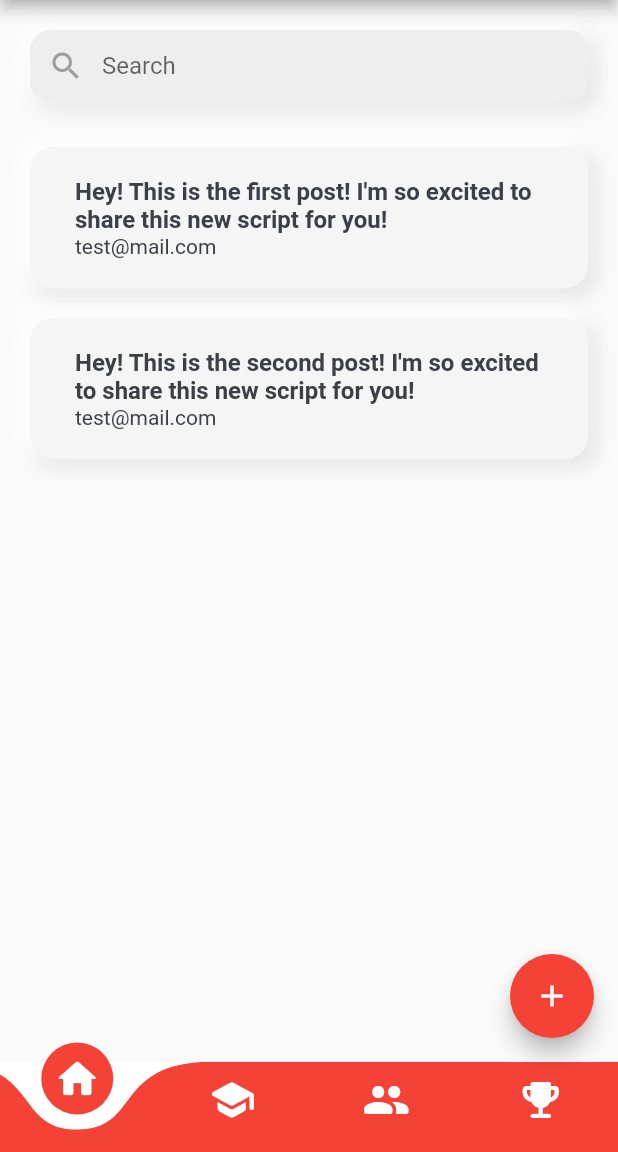
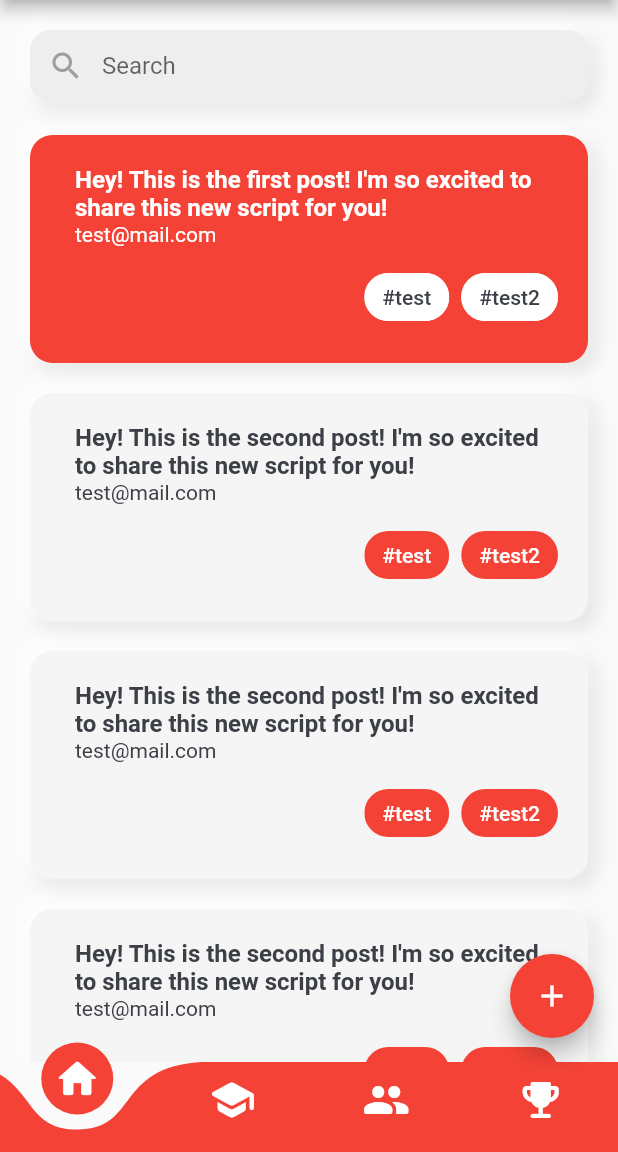
Before and after one commit to erxonxi/app-codeconnect, a Flutter app: the HomeScreen screen opened directly, on a phone screen of 412 x 824 dp, the part 84-1236 px from its top. Run offline on Flutter 3.47's test engine with Material 2 defaults, Android fonts, the light colour scheme and no system bars; our stand-ins replace bloc, equatable, flutter_bloc.

Commit message:
:sparkles: better post card and search bar

```diff
--- a/lib/screens/home/home_screen.dart
+++ b/lib/screens/home/home_screen.dart
@@ -132,7 +132,7 @@ class _HomeScreenState extends State<HomeScreen> with TickerProviderStateMixin {
     }
 
     return CurvedNavigationBar(
-      backgroundColor: Colors.white,
+      backgroundColor: Colors.transparent,
       color: theme.primaryColor,
       animationDuration: const Duration(milliseconds: 200),
       onTap: _onTabTapped,
--- a/lib/screens/home/widgets/home_tab_view.dart
+++ b/lib/screens/home/widgets/home_tab_view.dart
@@ -52,7 +52,8 @@ class HomeView extends StatelessWidget {
         email: "test@mail.com",
         avatar: "https://i.pravatar.cc/150?img=1",
       ),
-      title: "Hey! This is the first post! I'm so excited to share this new script for you!",
+      title:
+          "Hey! This is the first post! I'm so excited to share this new script for you!",
       body: "# Post 1",
       tags: ["#test", "#test2"],
       articleId: null,
@@ -65,7 +66,50 @@ class HomeView extends StatelessWidget {
         email: "test@mail.com",
         avatar: "https://i.pravatar.cc/150?img=1",
       ),
-      title: "Hey! This is the second post! I'm so excited to share this new script for you!",
+      title:
+          "Hey! This is the second post! I'm so excited to share this new script for you!",
+      body: "# Post 2",
+      tags: ["#test", "#test2"],
+      articleId: null,
+    ),
+    Post(
+      id: "3",
+      user: PostUser(
+        id: "1",
+        nickname: "test",
+        email: "test@mail.com",
+        avatar: "https://i.pravatar.cc/150?img=1",
+      ),
+      title:
+          "Hey! This is the second post! I'm so excited to share this new script for you!",
+      body: "# Post 2",
+      tags: ["#test", "#test2"],
+      articleId: null,
+    ),
+    Post(
+      id: "4",
+      user: PostUser(
+        id: "1",
+        nickname: "test",
+        email: "test@mail.com",
+        avatar: "https://i.pravatar.cc/150?img=1",
+      ),
+      title:
+          "Hey! This is the second post! I'm so excited to share this new script for you!",
+      body: "# Post 2",
+      tags: ["#test", "#test2"],
+      articleId: null,
+    ),
+    Post(
+      id: "5",
+      user: PostUser(
+        id: "1",
+        nickname: "test",
+        email: "test@mail.com",
+        avatar: "https://i.pravatar.cc/150?img=1",
+      ),
+      title:
+          "Hey! This is the second post! I'm so excited to share this new script for you!",
       body: "# Post 2",
       tags: ["#test", "#test2"],
       articleId: null,
@@ -74,25 +118,30 @@ class HomeView extends StatelessWidget {
 
   @override
   Widget build(BuildContext context) {
-    return Column(
+    return Stack(
       children: [
-        const SizedBox(height: 20),
+        Padding(
+          padding: const EdgeInsets.only(top: 80),
+          child: ListView.builder(
+            itemCount: _posts.length,
+            itemBuilder: (context, index) {
+              final post = _posts[index];
+              return PostCard(
+                  isActive: index == 0, post: post, press: () => {});
+            },
+          ),
+        ),
 
-        const SearchInput(),
-
-        const SizedBox(height: 20),
-
-        ListView.builder(
-          shrinkWrap: true,
-          itemCount: _posts.length,
-          itemBuilder: (context, index) {
-            final post = _posts[index];
-            return PostCard(isActive: false, post: post, press: () => {});
-          },
-        )
+        const Positioned(
+          top: 20,
+          left: 0,
+          right: 0,
+          child: SearchInput(),
+        ),
       ],
     );
   }
+
 }
 
 class SearchInput extends StatelessWidget {
--- a/lib/screens/home/widgets/post_card.dart
+++ b/lib/screens/home/widgets/post_card.dart
@@ -87,6 +87,26 @@ class PostCard extends StatelessWidget {
                         ),
                       ],
                     ),
+                    const SizedBox(height: kDefaultPadding / 2),
+                    Align(
+                      alignment: Alignment.bottomRight,
+                      child: Wrap(
+                        spacing: 8.0,
+                        runSpacing: 8.0,
+                        children: post.tags
+                            .map(
+                              (tag) => Chip(
+                                label: Text(tag),
+                                backgroundColor:
+                                    isActive ? Colors.white : theme.primaryColor,
+                                labelStyle: TextStyle(
+                                  color: isActive ? kTextColor : Colors.white,
+                                ),
+                              ),
+                            )
+                            .toList(),
+                      ),
+                    ),
                   ],
                 ),
               ),
```
